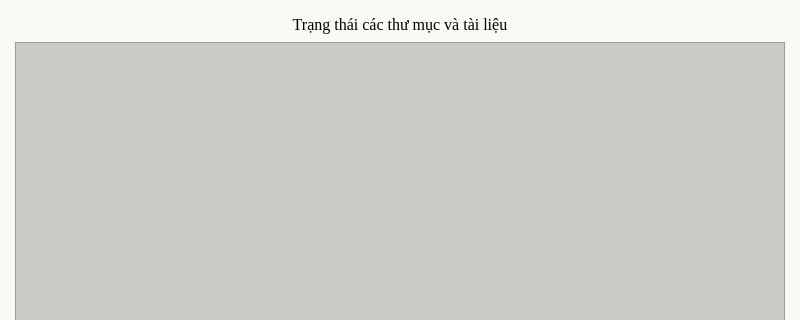
DTNS2905/App_quan_ly_python_qt_, file ui/log.ui: the form before one commit; both pictures show x 0 to 800 and y 0 to 320 of the 800 by 600 pixel window.
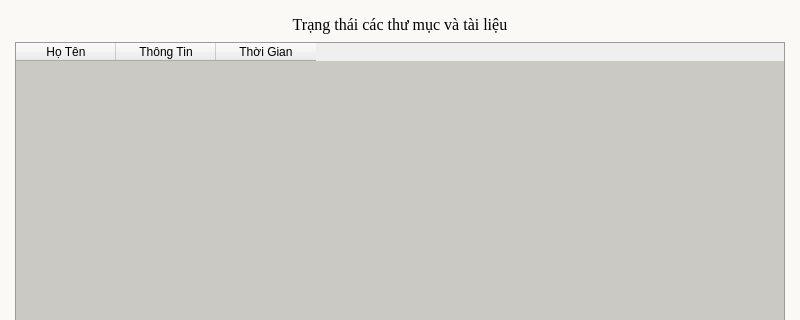
The form after the commit. Icons and pictures are not drawn.

Diff of the .ui file:
```diff
--- a/ui/log.ui
+++ b/ui/log.ui
@@ -101,6 +101,21 @@
      <property name="editTriggers">
       <set>QAbstractItemView::EditTrigger::AnyKeyPressed|QAbstractItemView::EditTrigger::DoubleClicked</set>
      </property>
+     <column>
+      <property name="text">
+       <string>Họ Tên</string>
+      </property>
+     </column>
+     <column>
+      <property name="text">
+       <string>Thông Tin</string>
+      </property>
+     </column>
+     <column>
+      <property name="text">
+       <string>Thời Gian</string>
+      </property>
+     </column>
     </widget>
    </item>
   </layout>
```
Left out of the diff: 2 changed lines with no effect on the pictures.
